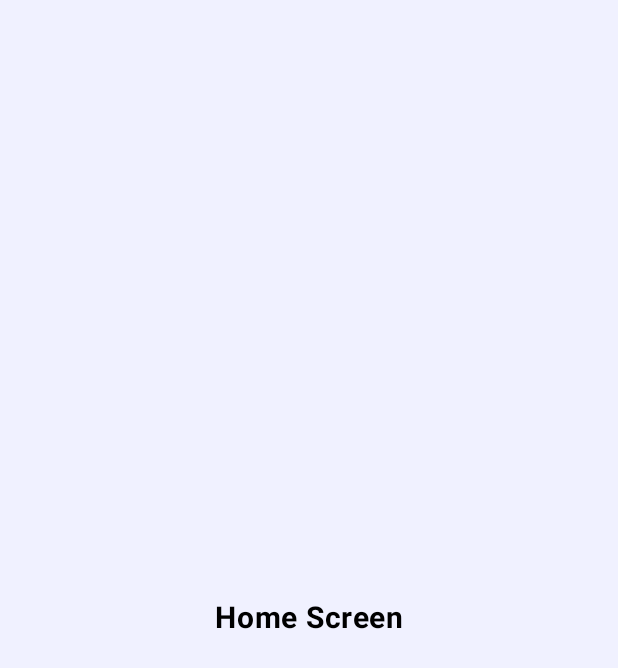
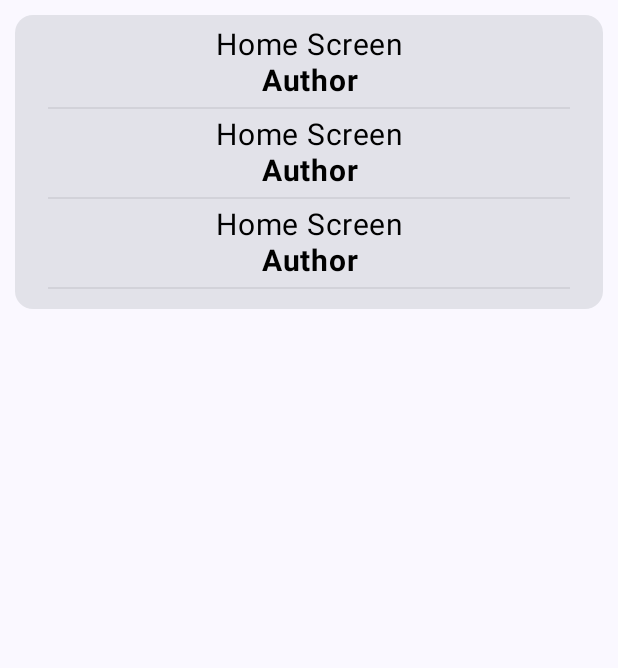
Before and after one commit to jaykishan-sewak999/jetpackcopose-firebase, an Android app built with Jetpack Compose: the composable HomeScreen shown on its own in the app's theme, on a phone screen of 412 x 824 dp. Shown: the top 668 px of the screen. Run offline under Robolectric (Android 15) with nearby library versions, the phone set to English and light mode, and no system bars.

```diff
--- a/app/src/main/java/com/jecky/jetpackcoposefirebase/ui/home/HomeScreen.kt
+++ b/app/src/main/java/com/jecky/jetpackcoposefirebase/ui/home/HomeScreen.kt
@@ -1,35 +1,69 @@
 package com.jecky.jetpackcoposefirebase.ui.home
 
-import androidx.compose.foundation.background
-import androidx.compose.foundation.layout.Column
-import androidx.compose.foundation.layout.fillMaxSize
-import androidx.compose.foundation.layout.wrapContentSize
+import androidx.compose.foundation.layout.Spacer
+import androidx.compose.foundation.layout.fillMaxWidth
+import androidx.compose.foundation.layout.height
+import androidx.compose.foundation.layout.padding
+import androidx.compose.foundation.lazy.LazyColumn
+import androidx.compose.foundation.lazy.items
+import androidx.compose.material3.Card
+import androidx.compose.material3.Divider
+import androidx.compose.material3.MaterialTheme
 import androidx.compose.material3.Text
 import androidx.compose.runtime.Composable
 import androidx.compose.ui.Alignment
 import androidx.compose.ui.Modifier
 import androidx.compose.ui.graphics.Color
-import androidx.compose.ui.res.colorResource
 import androidx.compose.ui.text.font.FontWeight
 import androidx.compose.ui.text.style.TextAlign
+import androidx.compose.ui.tooling.preview.Preview
+import androidx.compose.ui.unit.dp
 import androidx.compose.ui.unit.sp
-import com.jecky.jetpackcoposefirebase.R
 
 @Composable
 fun HomeScreen() {
-    Column(
+    val list = listOf("1", "2", "3")
+    Card(
         modifier = Modifier
-            .fillMaxSize()
-            .background(colorResource(id = R.color.off_white))
-            .wrapContentSize(Alignment.Center)
+            .fillMaxWidth()
+            .padding(10.dp),
+
         ) {
+        LazyColumn(
+            modifier = Modifier
+                .fillMaxWidth()
+                .padding(8.dp),
+            horizontalAlignment = Alignment.CenterHorizontally
+        ) {
+            items(list) { item ->
                 Text(
                     text = "Home Screen",
+                    color = Color.Black,
+                    modifier = Modifier.align(Alignment.CenterHorizontally),
+                    textAlign = TextAlign.Center,
+                    fontSize = 20.sp
+                )
+                Text(
+                    text = "Author",
                     fontWeight = FontWeight.Bold,
                     color = Color.Black,
                     modifier = Modifier.align(Alignment.CenterHorizontally),
                     textAlign = TextAlign.Center,
                     fontSize = 20.sp
                 )
+                Spacer(modifier = Modifier.height(5.dp))
+                Divider(
+                    modifier = Modifier.padding(horizontal = 14.dp),
+                    color = MaterialTheme.colorScheme.onSurface.copy(alpha = 0.08f)
+                )
+                Spacer(modifier = Modifier.height(5.dp))
             }
         }
+    }
+}
+
+@Preview
+@Composable
+fun PreviewHomeScreen() {
+    HomeScreen()
+}
```
Also changed, not shown: app/src/main/java/com/jecky/jetpackcoposefirebase/repository/QuotesRepository.kt (+19 -4 lines), app/src/main/java/com/jecky/jetpackcoposefirebase/ui/quote/QuoteViewModel.kt (+20 -1 lines). Lines whose indentation alone changed are shown as unchanged.
